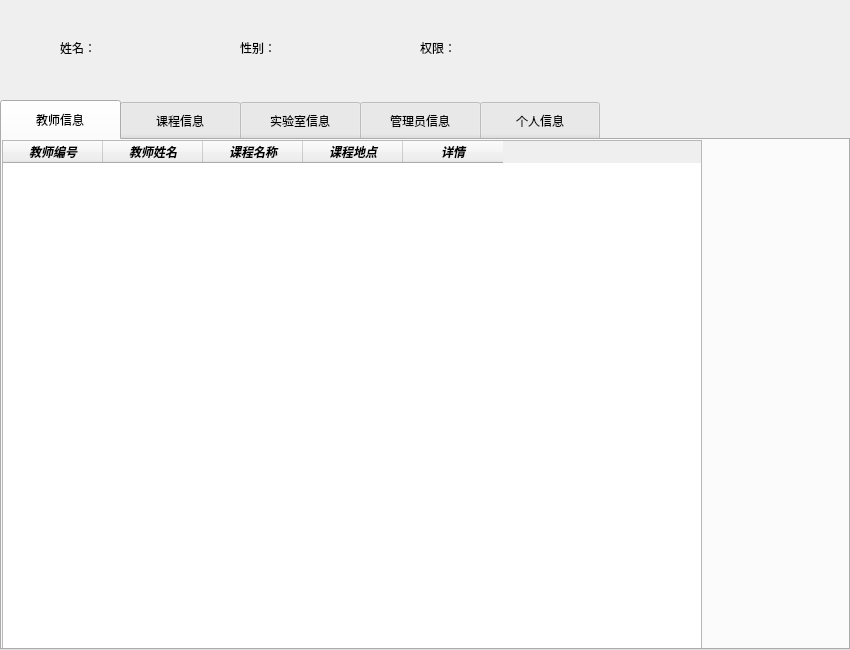
Above: ui/teacher.ui from zhaojingqian/db-lab-softwaremanager before the change. Below: the same form after it.
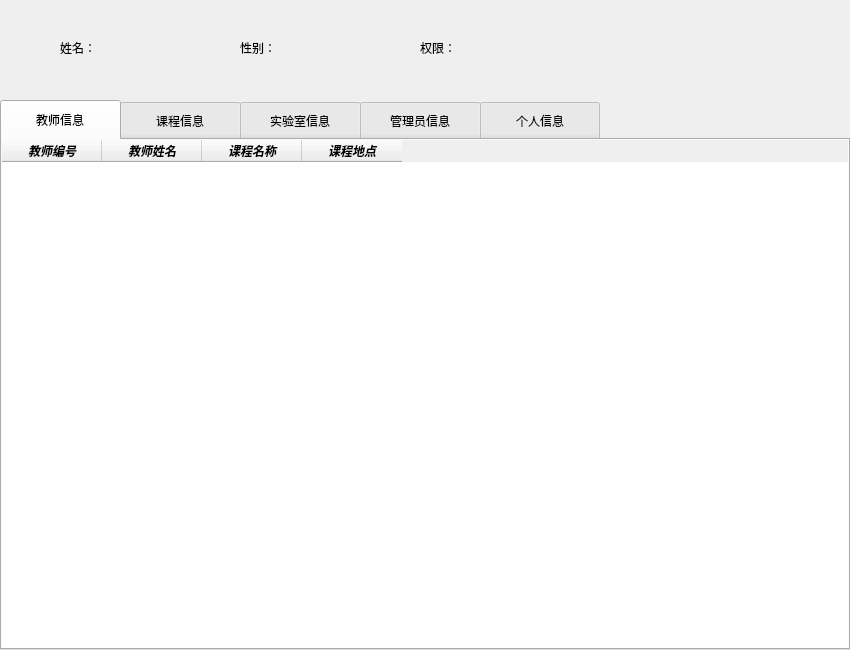
That is the form after the change. The open tabs and pages were chosen to show the change.

```diff
--- a/ui/teacher.ui
+++ b/ui/teacher.ui
@@ -61,7 +61,7 @@
       <rect>
        <x>0</x>
        <y>0</y>
-       <width>700</width>
+       <width>850</width>
        <height>550</height>
       </rect>
      </property>
@@ -70,6 +70,9 @@
        <family>微软雅黑</family>
       </font>
      </property>
+     <property name="styleSheet">
+      <string notr="true">border:none</string>
+     </property>
      <property name="dragEnabled">
       <bool>false</bool>
      </property>
@@ -77,7 +80,7 @@
       <number>0</number>
      </property>
      <property name="columnCount">
-      <number>5</number>
+      <number>4</number>
      </property>
      <column>
       <property name="text">
@@ -134,18 +137,6 @@
        </font>
       </property>
      </column>
-     <column>
-      <property name="text">
-       <string>详情</string>
-      </property>
-      <property name="font">
-       <font>
-        <weight>75</weight>
-        <italic>true</italic>
-        <bold>true</bold>
-       </font>
-      </property>
-     </column>
     </widget>
    </widget>
    <widget class="QWidget" name="teacher_tab2">
```
Left out of the diff: 17 changed lines with no effect on the pictures.
